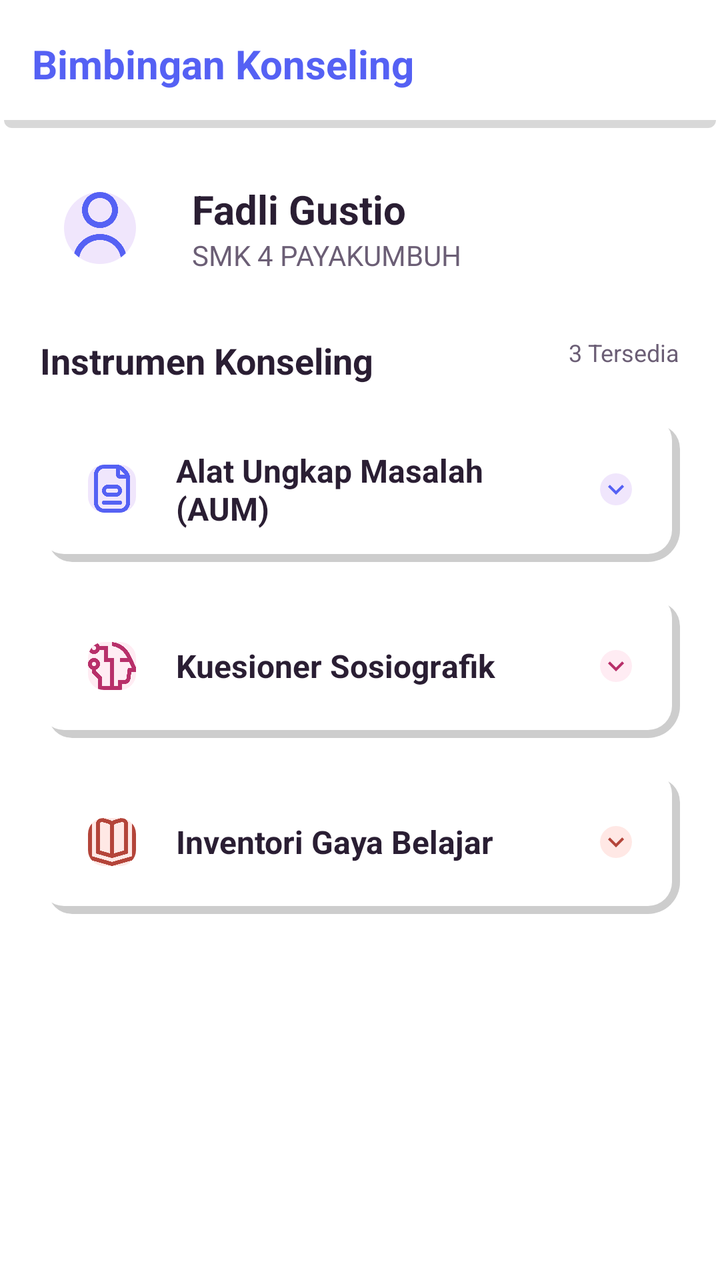
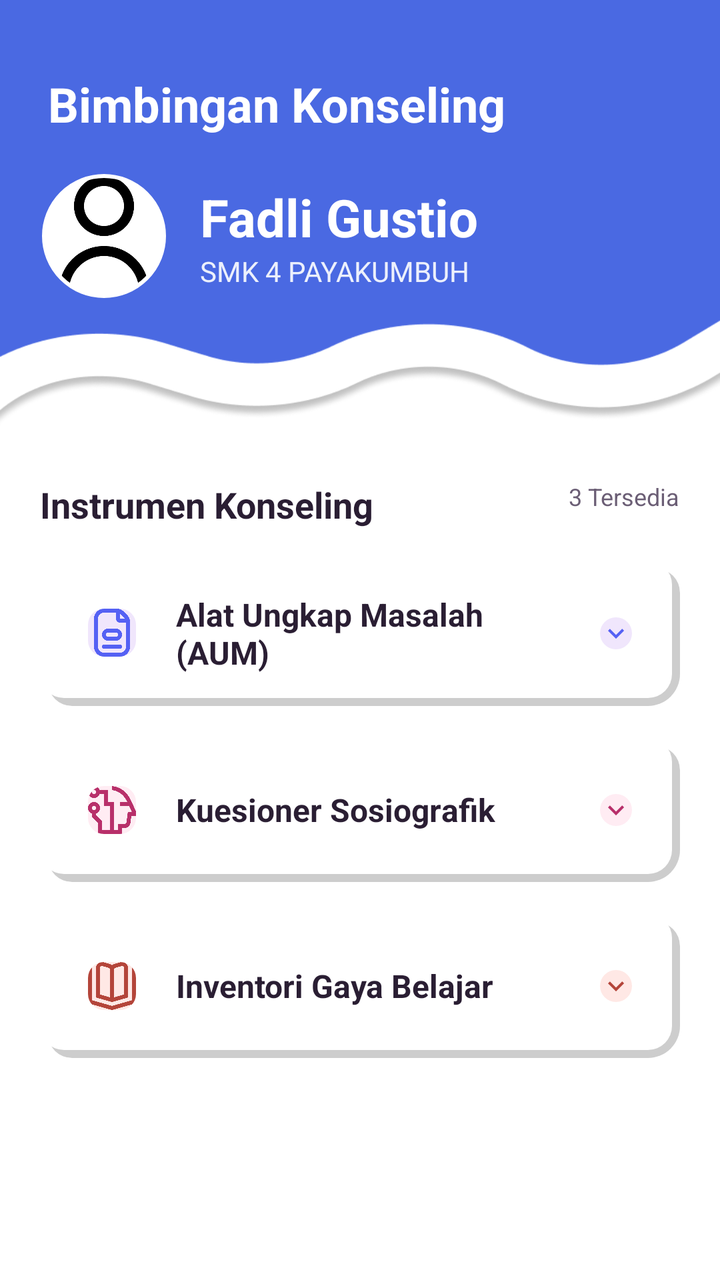

An Android layout rendered at two revisions. The XML below is the earlier revision; the diff shows what the commit changed to produce the second picture.
<!-- AndroidManifest.xml: application theme Theme.BkNova -->
<!-- res/layout/fragment_home_siswa.xml -->
<?xml version="1.0" encoding="utf-8"?>
<androidx.coordinatorlayout.widget.CoordinatorLayout xmlns:android="http://schemas.android.com/apk/res/android"
    xmlns:app="http://schemas.android.com/apk/res-auto"
    xmlns:tools="http://schemas.android.com/tools"
    android:layout_width="match_parent"
    android:layout_height="match_parent"
    android:background="@color/white"
    tools:context=".fragment.homeFragment"
    tools:ignore="Overdraw">

    <com.google.android.material.appbar.AppBarLayout
        android:id="@+id/appBarLayout"
        android:layout_width="match_parent"
        android:layout_height="wrap_content"
        android:background="@drawable/bg_header"
        app:elevation="2dp">

        <com.google.android.material.appbar.MaterialToolbar
            android:id="@+id/toolbar"
            android:layout_width="match_parent"
            android:layout_height="?attr/actionBarSize"
            app:title="@string/bk"
            app:titleTextAppearance="@style/ToolbarTitleBold"
            app:titleCentered="false"
            app:titleTextColor="@color/brand_primary" />
    </com.google.android.material.appbar.AppBarLayout>

    <androidx.core.widget.NestedScrollView
        android:id="@+id/scroll_view_home_siswa"
        android:layout_width="match_parent"
        android:layout_height="match_parent"
        android:clipToPadding="false"
        android:paddingBottom="80dp"
        app:layout_behavior="@string/appbar_scrolling_view_behavior">

        <LinearLayout
            android:id="@+id/linear_container_home"
            android:layout_width="match_parent"
            android:layout_height="wrap_content"
            android:orientation="vertical"
            android:padding="20dp">

            
            <LinearLayout
                android:layout_width="match_parent"
                android:layout_height="wrap_content"
                android:orientation="horizontal"
                android:gravity="center_vertical"
                android:layout_marginBottom="24dp">

                <com.google.android.material.imageview.ShapeableImageView
                    android:layout_width="60dp"
                    android:layout_height="60dp"
                    android:padding="12dp"
                    android:background="@color/brand_soft"
                    app:shapeAppearanceOverlay="@style/ShapeAppearance.Circle"
                    android:src="@drawable/person_icon"
                    app:tint="@color/brand_primary" />

                <LinearLayout
                    android:layout_width="wrap_content"
                    android:layout_height="wrap_content"
                    android:orientation="vertical"
                    android:layout_marginStart="16dp">

                    <TextView
                        android:id="@+id/tv_name_home"
                        android:layout_width="wrap_content"
                        android:layout_height="wrap_content"
                        android:text="@string/ex_name"
                        android:textColor="@color/text_color_primary"
                        android:textSize="20sp"
                        android:textStyle="bold" />

                    <TextView
                        android:layout_width="wrap_content"
                        android:layout_height="wrap_content"
                        android:text="@string/ex_school"
                        android:textColor="@color/text_color_secondary"
                        android:textSize="14sp" />
                </LinearLayout>
            </LinearLayout>

            
            <RelativeLayout
                android:layout_width="match_parent"
                android:layout_height="wrap_content"
                android:layout_marginBottom="16dp">

                <TextView
                    android:layout_width="wrap_content"
                    android:layout_height="wrap_content"
                    android:text="@string/instrument_title"
                    android:textColor="@color/text_color_primary"
                    android:textSize="18sp"
                    android:textStyle="bold" />

                <TextView
                    android:layout_width="wrap_content"
                    android:layout_height="wrap_content"
                    android:layout_alignParentEnd="true"
                    android:text="@string/instrument_count"
                    android:textColor="@color/text_color_secondary"
                    android:textSize="12sp" />
            </RelativeLayout>

            
            <com.google.android.material.card.MaterialCardView
                android:id="@+id/card_aum"
                android:layout_width="match_parent"
                android:layout_height="wrap_content"
                android:layout_marginBottom="16dp"
                app:cardCornerRadius="16dp"

                app:strokeWidth="0dp">

                <LinearLayout
                    android:layout_width="match_parent"
                    android:layout_height="wrap_content"
                    android:orientation="vertical"
                    android:background="@drawable/bg_grid_shadow">

                    
                    <RelativeLayout
                        android:id="@+id/header_aum"
                        android:layout_width="match_parent"
                        android:layout_height="wrap_content"
                        android:clickable="true"
                        android:focusable="true"
                        android:padding="16dp"
                        android:background="?attr/selectableItemBackground">

                        <com.google.android.material.imageview.ShapeableImageView
                            android:id="@+id/icon_aum"
                            android:layout_width="40dp"
                            android:layout_height="40dp"
                            android:padding="8dp"
                            android:background="@color/brand_soft"
                            app:shapeAppearanceOverlay="@style/ShapeAppearance.Rounded8"
                            android:src="@drawable/img_9"
                            app:tint="@color/brand_primary" />

                        <TextView
                            android:layout_width="match_parent"
                            android:layout_height="wrap_content"
                            android:layout_centerVertical="true"
                            android:layout_marginStart="12dp"
                            android:layout_toEndOf="@id/icon_aum"
                            android:layout_toStartOf="@id/arrow_aum"
                            android:text="@string/aum_title"
                            android:textColor="@color/text_color_primary"
                            android:textSize="16sp"
                            android:textStyle="bold" />

                        <com.google.android.material.imageview.ShapeableImageView
                            android:id="@+id/arrow_aum"
                            android:layout_width="32dp"
                            android:layout_height="32dp"
                            android:layout_alignParentEnd="true"
                            android:layout_centerVertical="true"
                            android:background="@color/brand_soft"
                            android:padding="8dp"
                            app:shapeAppearanceOverlay="@style/ShapeAppearance.Circle"
                            android:src="@drawable/ic_chevron_right"
                            app:tint="@color/brand_primary"
                            android:rotation="90" />
                    </RelativeLayout>

                    
                    <LinearLayout
                        android:id="@+id/expandable_aum"
                        android:layout_width="match_parent"
                        android:layout_height="wrap_content"
                        android:orientation="vertical"
                        android:paddingHorizontal="16dp"
                        android:paddingBottom="16dp"
                        android:visibility="gone">

                        <View
                            android:layout_width="match_parent"
                            android:layout_height="1dp"
                            android:background="@color/divider_color"
                            android:layout_marginBottom="12dp"/>

                        <TextView
                            android:id="@+id/badge_aum"
                            android:layout_width="wrap_content"
                            android:layout_height="wrap_content"
                            android:background="@drawable/bg_badge_brand"
                            android:paddingHorizontal="8dp"
                            android:paddingVertical="4dp"
                            android:text="@string/status_belum_isi"
                            android:textColor="@color/brand_primary"
                            android:textSize="12sp"
                            android:layout_marginBottom="8dp"/>

                        <TextView
                            android:layout_width="match_parent"
                            android:layout_height="wrap_content"
                            android:text="@string/aum_desc"
                            android:textColor="@color/text_color_secondary"
                            android:textSize="14sp" />

                        <com.google.android.material.button.MaterialButton
                            android:id="@+id/btn_mulai_aum"
                            android:layout_width="match_parent"
                            android:layout_height="wrap_content"
                            android:layout_marginTop="16dp"
                            android:text="@string/btn_mulai_isi"
                            android:textAllCaps="false"
                            app:cornerRadius="12dp"
                            app:icon="@drawable/ic_edit"
                            android:backgroundTint="@color/brand_primary"
                            android:textColor="@color/white"
                            app:iconTint="@color/white"/>
                    </LinearLayout>
                </LinearLayout>
            </com.google.android.material.card.MaterialCardView>

            
            <com.google.android.material.card.MaterialCardView
                android:id="@+id/card_sosio"
                android:layout_width="match_parent"
                android:layout_height="wrap_content"
                android:layout_marginBottom="16dp"
                app:cardCornerRadius="16dp"

                app:strokeWidth="0dp">

                <LinearLayout
                    android:layout_width="match_parent"
                    android:layout_height="wrap_content"
                    android:orientation="vertical"
                    android:background="@drawable/bg_grid_shadow">

                    
                    <RelativeLayout
                        android:id="@+id/header_sosio"
                        android:layout_width="match_parent"
                        android:layout_height="wrap_content"
                        android:clickable="true"
                        android:focusable="true"
                        android:padding="16dp"
                        android:background="?attr/selectableItemBackground">

                        <com.google.android.material.imageview.ShapeableImageView
                            android:id="@+id/icon_sosio"
                            android:layout_width="40dp"
                            android:layout_height="40dp"
                            android:padding="8dp"
                            android:background="@color/accent_pink_soft"
                            app:shapeAppearanceOverlay="@style/ShapeAppearance.Rounded8"
                            android:src="@drawable/img_8"
                            app:tint="@color/accent_pink_text" />

                        <TextView
                            android:layout_width="match_parent"
                            android:layout_height="wrap_content"
                            android:layout_centerVertical="true"
                            android:layout_marginStart="12dp"
                            android:layout_toEndOf="@id/icon_sosio"
                            android:layout_toStartOf="@id/arrow_sosio"
                            android:text="@string/sosiografik_title"
                            android:textColor="@color/text_color_primary"
                            android:textSize="16sp"
                            android:textStyle="bold" />

                        <com.google.android.material.imageview.ShapeableImageView
                            android:id="@+id/arrow_sosio"
                            android:layout_width="32dp"
                            android:layout_height="32dp"
                            android:layout_alignParentEnd="true"
                            android:layout_centerVertical="true"
                            android:background="@color/accent_pink_soft"
                            android:padding="8dp"
                            app:shapeAppearanceOverlay="@style/ShapeAppearance.Circle"
                            android:src="@drawable/ic_chevron_right"
                            app:tint="@color/accent_pink_text"
                            android:rotation="90" />
                    </RelativeLayout>

                    
                    <LinearLayout
                        android:id="@+id/expandable_sosio"
                        android:layout_width="match_parent"
                        android:layout_height="wrap_content"
                        android:orientation="vertical"
                        android:paddingHorizontal="16dp"
                        android:paddingBottom="16dp"
                        android:visibility="gone">

                        <View
                            android:layout_width="match_parent"
                            android:layout_height="1dp"
                            android:background="@color/divider_color"
                            android:layout_marginBottom="12dp"/>

                        <TextView
                            android:id="@+id/badge_sosio"
                            android:layout_width="wrap_content"
                            android:layout_height="wrap_content"
                            android:background="@drawable/bg_badge_green"
                            android:paddingHorizontal="8dp"
                            android:paddingVertical="4dp"
                            android:text="@string/status_selesai"
                            android:textColor="@color/green_text"
                            android:textSize="12sp"
                            android:layout_marginBottom="8dp"/>

                        <TextView
                            android:layout_width="match_parent"
                            android:layout_height="wrap_content"
                            android:text="@string/sosiografik_desc"
                            android:textColor="@color/text_color_secondary"
                            android:textSize="14sp" />

                        <com.google.android.material.button.MaterialButton
                            android:id="@+id/btn_lihat_sosio"
                            style="@style/Widget.MaterialComponents.Button.OutlinedButton"
                            android:layout_width="match_parent"
                            android:layout_height="wrap_content"
                            android:layout_marginTop="16dp"
                            android:text="@string/btn_lihat_hasil"
                            android:textAllCaps="false"
                            app:cornerRadius="12dp"
                            app:icon="@drawable/ic_eye"
                            app:strokeColor="@color/brand_primary"
                            android:textColor="@color/brand_primary"
                            app:iconTint="@color/brand_primary"/>
                    </LinearLayout>
                </LinearLayout>
            </com.google.android.material.card.MaterialCardView>

            
            <com.google.android.material.card.MaterialCardView
                android:id="@+id/card_gaya"
                android:layout_width="match_parent"
                android:layout_height="wrap_content"
                android:layout_marginBottom="16dp"
                app:cardCornerRadius="16dp"

                app:strokeWidth="0dp">

                <LinearLayout
                    android:layout_width="match_parent"
                    android:layout_height="wrap_content"
                    android:orientation="vertical"
                    android:background="@drawable/bg_grid_shadow">

                    
                    <RelativeLayout
                        android:id="@+id/header_gaya"
                        android:layout_width="match_parent"
                        android:layout_height="wrap_content"
                        android:clickable="true"
                        android:focusable="true"
                        android:padding="16dp"
                        android:background="?attr/selectableItemBackground">

                        <com.google.android.material.imageview.ShapeableImageView
                            android:id="@+id/icon_gaya"
                            android:layout_width="40dp"
                            android:layout_height="40dp"
                            android:padding="8dp"
                            android:background="@color/accent_peach_soft"
                            app:shapeAppearanceOverlay="@style/ShapeAppearance.Rounded8"
                            android:src="@drawable/img_10"
                            app:tint="@color/accent_peach_text" />

                        <TextView
                            android:layout_width="match_parent"
                            android:layout_height="wrap_content"
                            android:layout_centerVertical="true"
                            android:layout_marginStart="12dp"
                            android:layout_toEndOf="@id/icon_gaya"
                            android:layout_toStartOf="@id/arrow_gaya"
                            android:text="@string/gaya_belajar_title"
                            android:textColor="@color/text_color_primary"
                            android:textSize="16sp"
                            android:textStyle="bold" />

                        <com.google.android.material.imageview.ShapeableImageView
                            android:id="@+id/arrow_gaya"
                            android:layout_width="32dp"
                            android:layout_height="32dp"
                            android:layout_alignParentEnd="true"
                            android:layout_centerVertical="true"
                            android:background="@color/accent_peach_soft"
                            android:padding="8dp"
                            app:shapeAppearanceOverlay="@style/ShapeAppearance.Circle"
                            android:src="@drawable/ic_chevron_right"
                            app:tint="@color/accent_peach_text"
                            android:rotation="90" />
                    </RelativeLayout>

                    
                    <LinearLayout
                        android:id="@+id/expandable_gaya"
                        android:layout_width="match_parent"
                        android:layout_height="wrap_content"
                        android:orientation="vertical"
                        android:paddingHorizontal="16dp"
                        android:paddingBottom="16dp"
                        android:visibility="gone">

                        <View
                            android:layout_width="match_parent"
                            android:layout_height="1dp"
                            android:background="@color/divider_color"
                            android:layout_marginBottom="12dp"/>

                        <TextView
                            android:id="@+id/badge_gaya"
                            android:layout_width="wrap_content"
                            android:layout_height="wrap_content"
                            android:background="@drawable/bg_badge_brand"
                            android:paddingHorizontal="8dp"
                            android:paddingVertical="4dp"
                            android:text="@string/status_belum_isi"
                            android:textColor="@color/brand_primary"
                            android:textSize="12sp"
                            android:layout_marginBottom="8dp"/>

                        <TextView
                            android:layout_width="match_parent"
                            android:layout_height="wrap_content"
                            android:text="@string/gaya_belajar_desc"
                            android:textColor="@color/text_color_secondary"
                            android:textSize="14sp" />

                        <com.google.android.material.button.MaterialButton
                            android:id="@+id/btn_mulai_gaya"
                            android:layout_width="match_parent"
                            android:layout_height="wrap_content"
                            android:layout_marginTop="16dp"
                            android:text="@string/btn_mulai_isi"
                            android:textAllCaps="false"
                            app:cornerRadius="12dp"
                            app:icon="@drawable/ic_edit"
                            android:backgroundTint="@color/brand_primary"
                            android:textColor="@color/white"
                            app:iconTint="@color/white"/>
                    </LinearLayout>
                </LinearLayout>
            </com.google.android.material.card.MaterialCardView>

        </LinearLayout>
    </androidx.core.widget.NestedScrollView>

</androidx.coordinatorlayout.widget.CoordinatorLayout>
<!-- resources referenced by this layout -->
<resources>
  <color name="accent_peach_soft">#FFE8E5</color>
  <color name="accent_peach_text">#B4453A</color>
  <color name="accent_pink_soft">#FFECF3</color>
  <color name="accent_pink_text">#B8306A</color>
  <color name="brand_primary">#5561F4</color>
  <color name="brand_soft">#F0E6FC</color>
  <color name="divider_color">#E8E3DC</color>
  <color name="green_text">#059669</color>
  <color name="text_color_primary">#2A1E33</color>
  <color name="white">#FFFFFFFF</color>
  <!-- drawable bg_header (drawable) -->
  <?xml version="1.0" encoding="utf-8"?>
  <layer-list xmlns:android="http://schemas.android.com/apk/res/android">
  
      
      <item
          android:left="2dp"
          android:right="2dp"
          android:top="4dp">
  
          <shape android:shape="rectangle">
  
              <solid android:color="#27000000"/>
              <corners android:radius="4dp" />
            />
          </shape>
  
      </item>
  
      
      <item
          android:right="0dp"
          android:bottom="4dp">
  
          <shape android:shape="rectangle">
              <solid android:color="#FFFFFF" />
               />
          </shape>
  
      </item>
  
  </layer-list>
  <string name="bk">Bimbingan Konseling</string>
  <string name="btn_mulai_isi">Mulai Isi</string>
  <string name="ex_name">Fadli Gustio</string>
  <string name="status_belum_isi">Belum Isi</string>
  <string name="status_selesai">Selesai</string>
  <style name="ToolbarTitleBold" parent="TextAppearance.Material3.TitleLarge">
          <item name="android:textStyle">bold</item>
          <item name="android:textSize">20sp</item> 
      </style>
  <color name="green_light">#D1FAE5</color>
  <style name="Base.Theme.BkNova" parent="Theme.Material3.Light.NoActionBar">
  
          
          <item name="colorPrimary">@color/brand_primary</item>
          <item name="colorOnPrimary">@color/white</item>
          <item name="colorPrimaryContainer">@color/brand_soft</item>
          <item name="colorOnPrimaryContainer">@color/text_color_primary</item>
  
          <item name="colorSecondary">@color/accent_pink</item>
          
          <item name="colorOnSecondary">@color/text_color_primary</item>
          <item name="colorSecondaryContainer">@color/accent_pink_soft</item>
          <item name="colorOnSecondaryContainer">@color/text_color_primary</item>
  
          <item name="colorTertiary">@color/accent_peach</item>
          <item name="colorOnTertiary">@color/text_color_primary</item>
          <item name="colorTertiaryContainer">@color/accent_peach_soft</item>
          <item name="colorOnTertiaryContainer">@color/text_color_primary</item>
  
          <item name="colorSurface">@color/white</item>
          <item name="colorOnSurface">@color/text_color_primary</item>
          <item name="colorSurfaceVariant">@color/background_cream</item>
          <item name="colorOnSurfaceVariant">@color/text_color_secondary</item>
          <item name="android:colorBackground">@color/background_cream</item>
          <item name="colorOnBackground">@color/text_color_primary</item>
  
          <item name="colorOutline">@color/divider_color</item>
          <item name="colorOutlineVariant">@color/divider_color</item>
  
          <item name="colorError">@color/red_text</item>
          <item name="colorOnError">@color/white</item>
          <item name="colorErrorContainer">@color/red_light</item>
          <item name="colorOnErrorContainer">@color/red_text</item>
  
          <item name="android:windowBackground">@color/background_cream</item>
  
          
          <item name="android:statusBarColor">@color/white</item>
          <item name="android:windowLightStatusBar">true</item>
          <item name="android:navigationBarColor">@android:color/transparent</item>
          <item name="android:windowLightNavigationBar" tools:targetApi="o_mr1">false</item>
      </style>
  <color name="accent_pink">#FF7FAF</color>
  <color name="accent_peach">#FFC6BF</color>
  <color name="background_cream">#F8F7F2</color>
  <color name="red_text">#DC2626</color>
  <color name="red_light">#FEE2E2</color>
  <!-- unchanged entries left out for length: 24 -->
</resources>

<!-- the commit's change to res/layout/fragment_home_siswa.xml (unified diff, before → after) -->
@@ -11,18 +11,75 @@
     <com.google.android.material.appbar.AppBarLayout
         android:id="@+id/appBarLayout"
         android:layout_width="match_parent"
-        android:layout_height="wrap_content"
-        android:background="@drawable/bg_header"
-        app:elevation="2dp">
-
-        <com.google.android.material.appbar.MaterialToolbar
-            android:id="@+id/toolbar"
+        android:layout_height="220dp"
+        android:background="@drawable/img_1">
+
+        <LinearLayout
             android:layout_width="match_parent"
-            android:layout_height="?attr/actionBarSize"
-            app:title="@string/bk"
-            app:titleTextAppearance="@style/ToolbarTitleBold"
-            app:titleCentered="false"
-            app:titleTextColor="@color/brand_primary" />
+            android:layout_height="match_parent"
+            android:orientation="vertical"
+            android:padding="20dp">
+
+            <com.google.android.material.appbar.MaterialToolbar
+                android:id="@+id/toolbar"
+                android:layout_width="match_parent"
+                android:layout_height="?attr/actionBarSize"
+                app:title="@string/bk"
+                app:titleTextAppearance="@style/ToolbarTitleBold"
+                app:titleCentered="false"
+                app:titleTextColor="@color/white"
+                app:contentInsetStart="0dp" />
+
+            <View
+                android:layout_width="match_parent"
+                android:layout_height="0dp"
+                android:layout_weight="1" />
+
+            
+            <LinearLayout
+                android:layout_width="match_parent"
+                android:layout_height="wrap_content"
+                android:orientation="horizontal"
+                android:gravity="center_vertical"
+                android:layout_marginBottom="50dp">
+
+                <com.google.android.material.imageview.ShapeableImageView
+                    android:id="@+id/iv_profile_home"
+                    android:layout_width="64dp"
+                    android:layout_height="64dp"
+                    android:padding="2dp"
+                    android:background="@color/white"
+                    app:shapeAppearanceOverlay="@style/ShapeAppearance.Circle"
+                    android:src="@drawable/person_icon"
+                    app:strokeWidth="2dp"
+                    app:strokeColor="@color/white" />
+
+                <LinearLayout
+                    android:layout_width="wrap_content"
+                    android:layout_height="wrap_content"
+                    android:orientation="vertical"
+                    android:layout_marginStart="16dp">
+
+                    <TextView
+                        android:id="@+id/tv_name_home"
+                        android:layout_width="wrap_content"
+                        android:layout_height="wrap_content"
+                        android:text="@string/ex_name"
+                        android:textColor="@color/white"
+                        android:textSize="26sp"
+                        android:textStyle="bold" />
+
+                    <TextView
+                        android:id="@+id/tv_school_home"
+                        android:layout_width="wrap_content"
+                        android:layout_height="wrap_content"
+                        android:text="@string/ex_school"
+                        android:textColor="@color/white"
+                        android:textSize="14sp"
+                        android:alpha="0.9" />
+                </LinearLayout>
+            </LinearLayout>
+        </LinearLayout>
     </com.google.android.material.appbar.AppBarLayout>
 
     <androidx.core.widget.NestedScrollView
@@ -30,7 +87,7 @@
         android:layout_width="match_parent"
         android:layout_height="match_parent"
         android:clipToPadding="false"
-        android:paddingBottom="80dp"
+        android:paddingBottom="100dp"
         app:layout_behavior="@string/appbar_scrolling_view_behavior">
 
         <LinearLayout
@@ -39,47 +96,6 @@
             android:layout_height="wrap_content"
             android:orientation="vertical"
             android:padding="20dp">
-
-            
-            <LinearLayout
-                android:layout_width="match_parent"
-                android:layout_height="wrap_content"
-                android:orientation="horizontal"
-                android:gravity="center_vertical"
-                android:layout_marginBottom="24dp">
-
-                <com.google.android.material.imageview.ShapeableImageView
-                    android:layout_width="60dp"
-                    android:layout_height="60dp"
-                    android:padding="12dp"
-                    android:background="@color/brand_soft"
-                    app:shapeAppearanceOverlay="@style/ShapeAppearance.Circle"
-                    android:src="@drawable/person_icon"
-                    app:tint="@color/brand_primary" />
-
-                <LinearLayout
-                    android:layout_width="wrap_content"
-                    android:layout_height="wrap_content"
-                    android:orientation="vertical"
-                    android:layout_marginStart="16dp">
-
-                    <TextView
-                        android:id="@+id/tv_name_home"
-                        android:layout_width="wrap_content"
-                        android:layout_height="wrap_content"
-                        android:text="@string/ex_name"
-                        android:textColor="@color/text_color_primary"
-                        android:textSize="20sp"
-                        android:textStyle="bold" />
-
-                    <TextView
-                        android:layout_width="wrap_content"
-                        android:layout_height="wrap_content"
-                        android:text="@string/ex_school"
-                        android:textColor="@color/text_color_secondary"
-                        android:textSize="14sp" />
-                </LinearLayout>
-            </LinearLayout>
 
             
             <RelativeLayout
<!-- resource entries referenced after the edit -->
@@ -10,38 +10,7 @@
   <color name="green_text">#059669</color>
   <color name="text_color_primary">#2A1E33</color>
   <color name="white">#FFFFFFFF</color>
-  <!-- drawable bg_header (drawable) -->
-  <?xml version="1.0" encoding="utf-8"?>
-  <layer-list xmlns:android="http://schemas.android.com/apk/res/android">
-  
-      
-      <item
-          android:left="2dp"
-          android:right="2dp"
-          android:top="4dp">
-  
-          <shape android:shape="rectangle">
-  
-              <solid android:color="#27000000"/>
-              <corners android:radius="4dp" />
-            />
-          </shape>
-  
-      </item>
-  
-      
-      <item
-          android:right="0dp"
-          android:bottom="4dp">
-  
-          <shape android:shape="rectangle">
-              <solid android:color="#FFFFFF" />
-               />
-          </shape>
-  
-      </item>
-  
-  </layer-list>
+  <!-- drawable img_1: png bitmap (drawable, 20213 bytes) -->
   <string name="bk">Bimbingan Konseling</string>
   <string name="btn_mulai_isi">Mulai Isi</string>
   <string name="ex_name">Fadli Gustio</string>
@@ -49,7 +18,7 @@
   <string name="status_selesai">Selesai</string>
   <style name="ToolbarTitleBold" parent="TextAppearance.Material3.TitleLarge">
           <item name="android:textStyle">bold</item>
-          <item name="android:textSize">20sp</item> 
+          <item name="android:textSize">24sp</item>
       </style>
   <color name="green_light">#D1FAE5</color>
   <style name="Base.Theme.BkNova" parent="Theme.Material3.Light.NoActionBar">
@@ -89,10 +58,12 @@
           <item name="android:windowBackground">@color/background_cream</item>
   
           
-          <item name="android:statusBarColor">@color/white</item>
+          <item name="android:statusBarColor">@android:color/transparent</item>
+          <item name="android:navigationBarColor">@android:color/transparent</item>
           <item name="android:windowLightStatusBar">true</item>
-          <item name="android:navigationBarColor">@android:color/transparent</item>
-          <item name="android:windowLightNavigationBar" tools:targetApi="o_mr1">false</item>
+          
+          <item name="android:enforceNavigationBarContrast" tools:targetApi="q">false</item>
+          <item name="android:enforceStatusBarContrast" tools:targetApi="q">false</item>
       </style>
   <color name="accent_pink">#FF7FAF</color>
   <color name="accent_peach">#FFC6BF</color>
